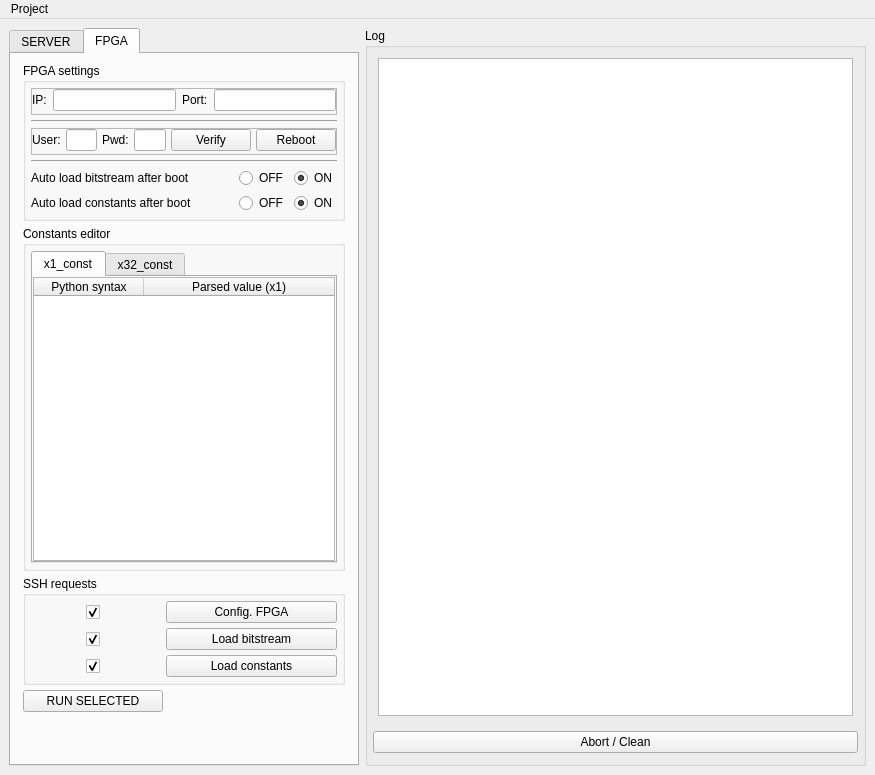
The window that GUI/Python/Resources/GUI/interface.ui (dspsandbox/Canvas) describes before a commit, drawn with Qt 5.
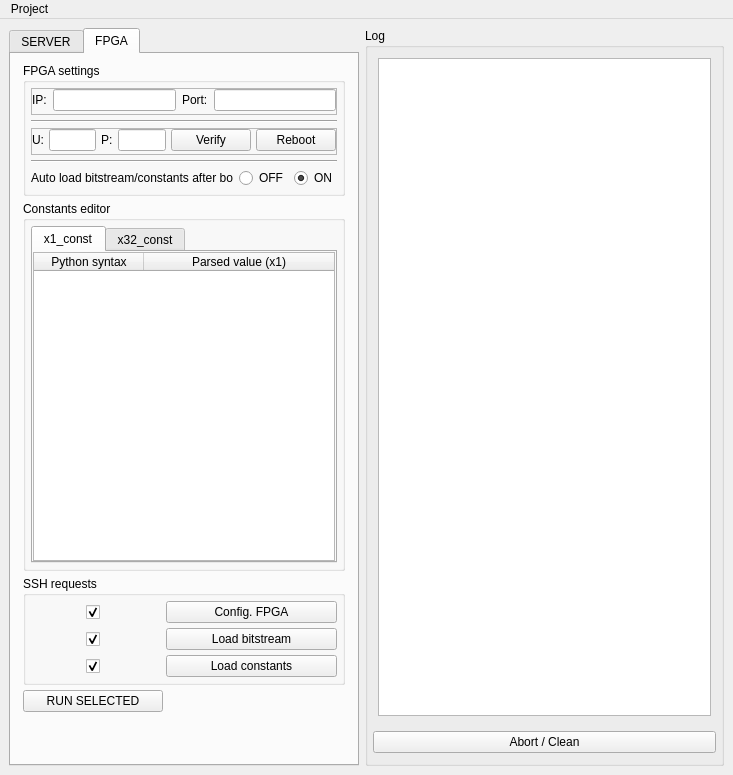
The same window after the commit. The open tabs and pages were chosen to show the change.

What changed in the file:
```diff
--- a/GUI/Python/Resources/GUI/interface.ui
+++ b/GUI/Python/Resources/GUI/interface.ui
@@ -6,7 +6,7 @@
    <rect>
     <x>0</x>
     <y>0</y>
-    <width>875</width>
+    <width>733</width>
     <height>775</height>
    </rect>
   </property>
@@ -43,7 +43,7 @@
         <widget class="QTabWidget" name="tabWidget">
          <property name="minimumSize">
           <size>
-           <width>300</width>
+           <width>350</width>
            <height>0</height>
           </size>
          </property>
@@ -731,7 +731,7 @@
                  <item>
                   <widget class="QLabel" name="label_2">
                    <property name="text">
-                    <string>User:</string>
+                    <string>U:</string>
                    </property>
                   </widget>
                  </item>
@@ -751,7 +751,7 @@
                  <item>
                   <widget class="QLabel" name="label_3">
                    <property name="text">
-                    <string>Pwd:</string>
+                    <string>P:</string>
                    </property>
                   </widget>
                  </item>
@@ -819,7 +819,7 @@
                  <item>
                   <widget class="QLabel" name="label_9">
                    <property name="text">
-                    <string>Auto load bitstream after boot</string>
+                    <string>Auto load bitstream/constants after boot</string>
                    </property>
                   </widget>
                  </item>
@@ -847,71 +847,7 @@
                   </widget>
                  </item>
                  <item>
-                  <widget class="QRadioButton" name="radioButton_autoBitstreamOn">
-                   <property name="text">
-                    <string>ON</string>
-                   </property>
-                   <property name="checked">
-                    <bool>true</bool>
-                   </property>
-                  </widget>
-                 </item>
-                </layout>
-               </widget>
-              </item>
-              <item>
-               <widget class="QFrame" name="frame_12">
-                <property name="frameShape">
-                 <enum>QFrame::NoFrame</enum>
-                </property>
-                <property name="frameShadow">
-                 <enum>QFrame::Raised</enum>
-                </property>
-                <layout class="QHBoxLayout" name="horizontalLayout_4">
-                 <property name="leftMargin">
-                  <number>0</number>
-                 </property>
-                 <property name="topMargin">
-                  <number>0</number>
-                 </property>
-                 <property name="rightMargin">
-                  <number>0</number>
-                 </property>
-                 <property name="bottomMargin">
-                  <number>0</number>
-                 </property>
-                 <item>
-                  <widget class="QLabel" name="label_13">
-                   <property name="text">
-                    <string>Auto load constants after boot</string>
-                   </property>
-                  </widget>
-                 </item>
-                 <item>
-                  <spacer name="horizontalSpacer_4">
-                   <property name="orientation">
-                    <enum>Qt::Horizontal</enum>
-                   </property>
-                   <property name="sizeHint" stdset="0">
-                    <size>
-                     <width>40</width>
-                     <height>20</height>
-                    </size>
-                   </property>
-                  </spacer>
-                 </item>
-                 <item>
-                  <widget class="QRadioButton" name="radioButton_autoConstantsOff">
-                   <property name="text">
-                    <string>OFF</string>
-                   </property>
-                   <property name="checked">
-                    <bool>false</bool>
-                   </property>
-                  </widget>
-                 </item>
-                 <item>
-                  <widget class="QRadioButton" name="radioButton_autoConstantsOn">
+                  <widget class="QRadioButton" name="radioButton_autoBitstreamConstantsOn">
                    <property name="text">
                     <string>ON</string>
                    </property>
@@ -1574,7 +1510,7 @@
     <rect>
      <x>0</x>
      <y>0</y>
-     <width>875</width>
+     <width>733</width>
      <height>21</height>
     </rect>
    </property>
```
Left out of the diff: 11 changed lines with no effect on the pictures.
